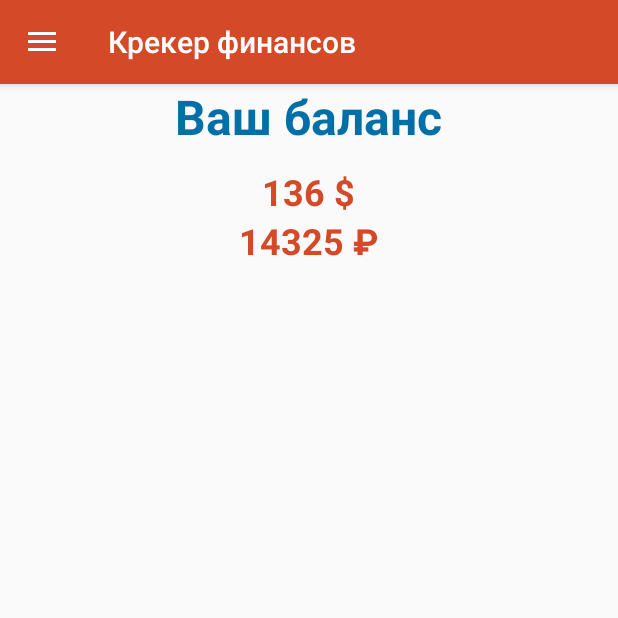
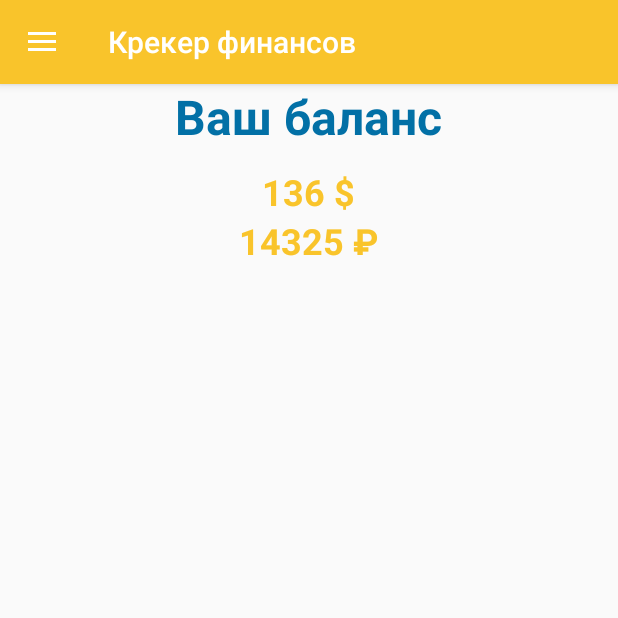
Before and after one commit to 24nch3z/CrackerFinance, an Android app: the screen it shows after launch (MainActivity), on a phone screen of 412 x 824 dp, the top half of it. Run offline under Robolectric (Android 15) with nearby library versions, the light colour scheme and no system bars; our stand-ins replace data binding.

Commit message:
Поменял цветовую схему

```diff
--- a/app/src/main/res/values/colors.xml
+++ b/app/src/main/res/values/colors.xml
@@ -1,6 +1,6 @@
 <?xml version="1.0" encoding="utf-8"?>
 <resources>
-    <color name="colorPrimary">#d44927</color>
-    <color name="colorPrimaryDark">#C74525</color>
+    <color name="colorPrimary">#F9C42B</color>
+    <color name="colorPrimaryDark">#DE8415</color>
     <color name="colorAccent">#0270a6</color>
 </resources>
```
